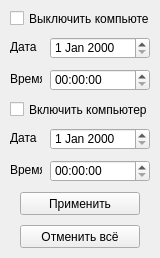
This is CompBootUpOrShutDownOnSchedule/mainwindow.ui in gusenov/pc-boot-up-or-shut-down-on-schedule-qt as Qt 5 draws it before an edit. The edited form follows.
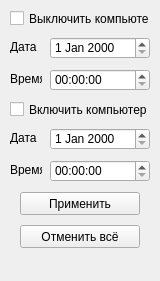
This is the edited form.

```diff
--- a/CompBootUpOrShutDownOnSchedule/mainwindow.ui
+++ b/CompBootUpOrShutDownOnSchedule/mainwindow.ui
@@ -7,7 +7,7 @@
     <x>0</x>
     <y>0</y>
     <width>160</width>
-    <height>258</height>
+    <height>281</height>
    </rect>
   </property>
   <property name="windowTitle">
@@ -164,6 +164,22 @@
      <string>Отменить всё</string>
     </property>
    </widget>
+   <widget class="QLabel" name="labelCountdown">
+    <property name="geometry">
+     <rect>
+      <x>10</x>
+      <y>258</y>
+      <width>140</width>
+      <height>13</height>
+     </rect>
+    </property>
+    <property name="text">
+     <string/>
+    </property>
+    <property name="alignment">
+     <set>Qt::AlignCenter</set>
+    </property>
+   </widget>
   </widget>
  </widget>
  <layoutdefault spacing="6" margin="11"/>
```
